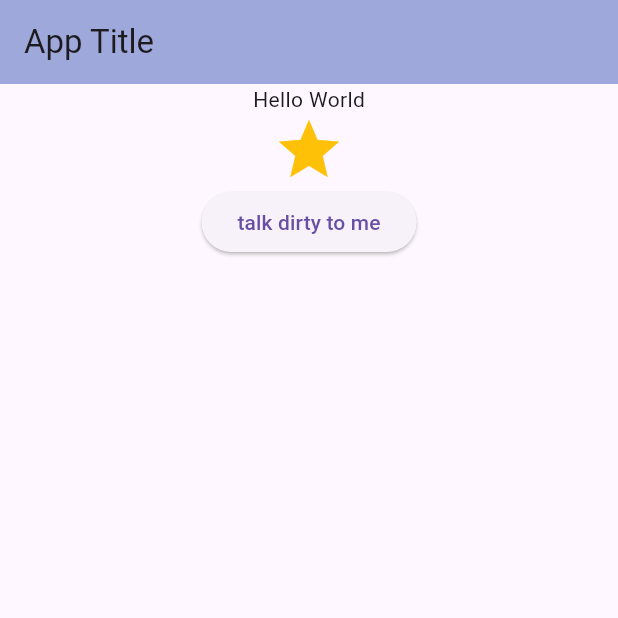
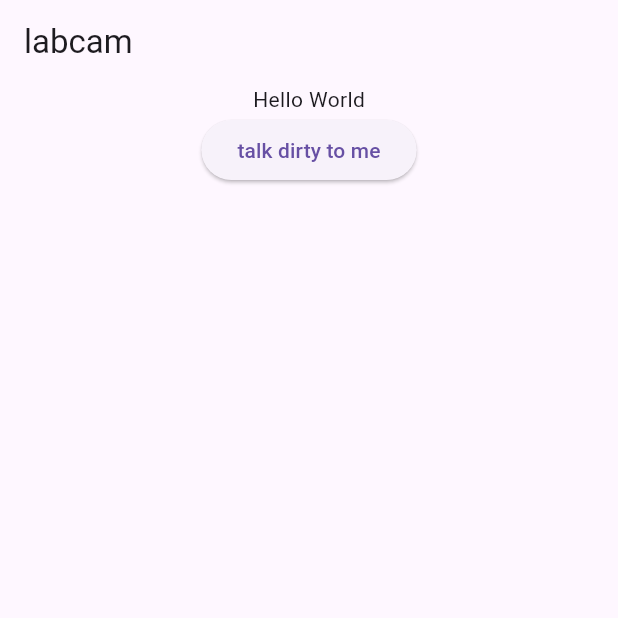
Before and after one commit to ngandlau/labcam, a Flutter app: the screen it shows after launch, on a phone screen of 412 x 824 dp, the top half of it. Run offline on Flutter 3.47's test engine with Material 3 defaults, Android fonts, the phone set to English and light mode, and no system bars; our stand-ins replace speech_to_text.

Commit message:
setup project

```diff
--- a/labcam/lib/main.dart
+++ b/labcam/lib/main.dart
@@ -13,13 +13,11 @@ class MainApp extends StatelessWidget {
     return MaterialApp(
       home: Scaffold(
         appBar: AppBar(
-          title: const Text('App Title'),
-          backgroundColor: Colors.indigo[200],
+          title: const Text('labcam'),
         ),
         body: Center(
           child: Column(children: [
             const Text('Hello World'),
-            const Icon(Icons.star, color: Colors.amber, size: 48.0),
             ElevatedButton(
               onPressed: () {
                 print('Button Pressed');
```
Also changed, not shown: 1 other file.
